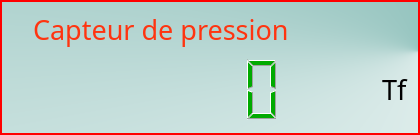
levanhong05/NapiEmbedded, file napiLCD/pressurewidget.ui: the form before one commit.
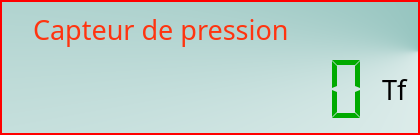
The form after the commit. Icons and pictures are not drawn.

The edit to the form file:
```diff
--- a/napiLCD/pressurewidget.ui
+++ b/napiLCD/pressurewidget.ui
@@ -174,6 +174,12 @@
        <property name="frameShape">
         <enum>QFrame::NoFrame</enum>
        </property>
+       <property name="digitCount">
+        <number>10</number>
+       </property>
+       <property name="segmentStyle">
+        <enum>QLCDNumber::Flat</enum>
+       </property>
       </widget>
      </item>
      <item>
```
